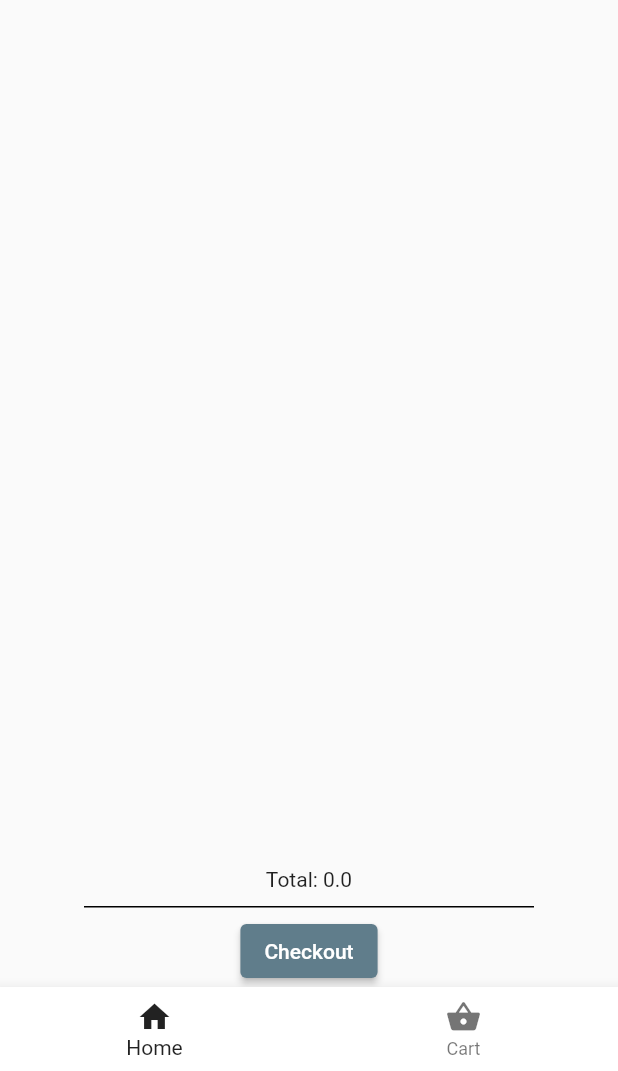
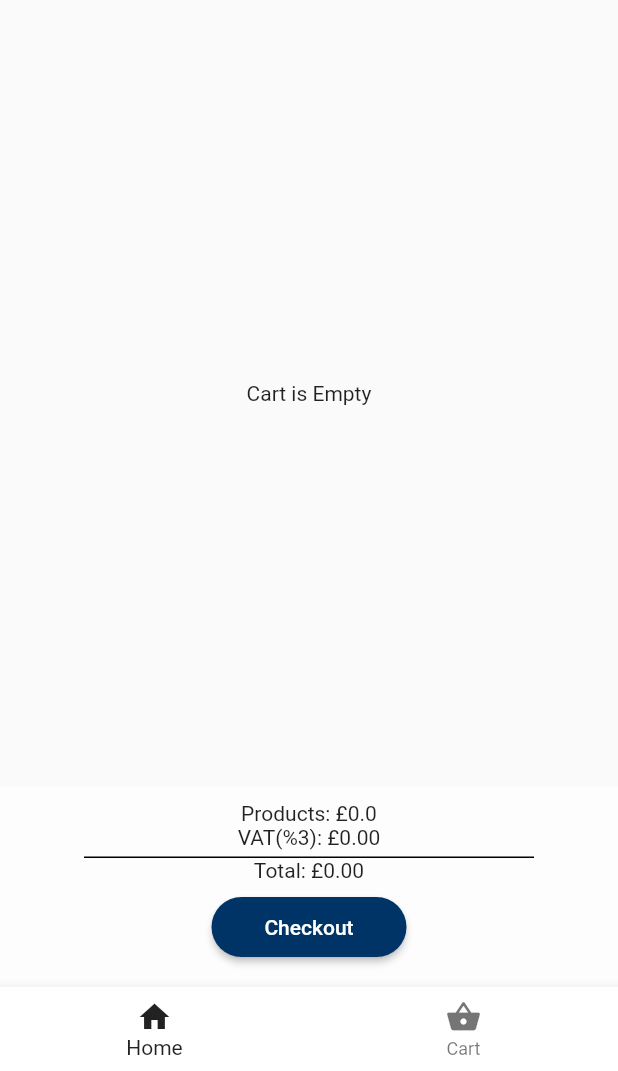
Before and after one commit to rev2023/E-commerce-application, a Flutter app: the CartScreen screen opened by its route, after a tap on "Checkout", on a phone screen of 412 x 824 dp, the part 165-1236 px from its top. Run offline on Flutter 3.47's test engine with Material 2 defaults, Android fonts, the phone set to English and light mode, and no system bars; our stand-ins replace auto_route, dio, flutter_svg, get_it, material_floating_search_bar_2, sqflite; missing offline and left inert: counter_button, currency_symbols; accounts and stored records are empty; network calls fail.

Commit message:
Adding the vat amount to the total cost and refactoring UI to look better

```diff
--- a/lib/provider/cart_provider.dart
+++ b/lib/provider/cart_provider.dart
@@ -10,6 +10,7 @@ class CartProvider extends ChangeNotifier {
   int quantity = 0;
   int size = 8;
   double totalCost = 0;
+  double vatAmount = 0;
 
   Future getItemsInCart() async {
     productList = await cart.readAllEntries();
@@ -21,7 +22,8 @@ class CartProvider extends ChangeNotifier {
     for (Product product in productList) {
       cost += double.parse(product.price.amount);
     }
-    totalCost = cost;
+    vatAmount = 0.03 * cost;
+    totalCost = cost + vatAmount;
   }
   void delete(Product product){
     cart.deleteEntry(int.parse(product.id));
--- a/lib/screens/cart_screen.dart
+++ b/lib/screens/cart_screen.dart
@@ -1,9 +1,9 @@
+import 'package:currency_symbols/currency_symbols.dart';
 import 'package:e_commerce_application/provider/cart_provider.dart';
 import 'package:flutter/cupertino.dart';
 import 'package:flutter/material.dart';
 import 'package:provider/provider.dart';
-
-import '../widgets/custom_app_bar.dart';
+import 'package:e_commerce_application/widgets/custom_app_bar.dart';
 
 class CartScreen extends StatelessWidget {
   final GlobalKey<ScaffoldState> _scaffoldKey = GlobalKey<ScaffoldState>();
@@ -28,12 +28,14 @@ class CartScreen extends StatelessWidget {
           children: [
             Expanded(
               child: Container(
-                child: ListView.builder(
+                child: cartProvider.productList.isEmpty
+                    ? Center(child: Text('Cart is Empty'))
+                    : ListView.builder(
                   itemCount: cartProvider.productList.length,
                   itemBuilder: (context, index) {
                     final product = cartProvider.productList[index];
-                    return cartProvider.productList.isEmpty? CircularProgressIndicator() : Dismissible(
-                      key: ValueKey(product.id), // Use a unique key for each item
+                    return Dismissible(
+                      key: ValueKey(product.id),
                       background: Container(
                         color: Colors.red,
                         alignment: Alignment.centerRight,
@@ -46,11 +48,37 @@ class CartScreen extends StatelessWidget {
                       },
                       child: Padding(
                         padding: const EdgeInsets.all(8.0),
-                        child: ListTile(
-                          leading: Text('${product.name}  (x${product.quantity})\n size: ${product.selectedSize} \n price: ${product.price.amount}',
-                            style: const TextStyle(color: Colors.black87),
+                        child: Card(
+                          elevation: 3,
+                          child: ListTile(
+                            trailing: GestureDetector(onTap:(){cartProvider.productList.removeAt(index);
+                            cartProvider.delete(product);},child: const Icon(Icons.remove_circle)),
+                            contentPadding: const EdgeInsets.all(16.0),
+                            leading: Image.network(product.mainImage),
+                            title: Text(
+                              '${product.name}',
+                              style: const TextStyle(color: Colors.black87, fontWeight: FontWeight.bold),
+                            ),
+                            subtitle: Column(
+                              crossAxisAlignment: CrossAxisAlignment.start,
+                              children: [
+                                Text(
+                                  'Size: ${product.selectedSize}',
+                                  style: const TextStyle(color: Colors.black54),
+                                ),
+                                Text(
+                                  'Quantity: ${product.quantity}',
+                                  style: const TextStyle(color: Colors.black54),
+                                ),
+                                Text(
+                                  'Price: ${cSymbol(
+                                      product.price.currency)}${product.price.amount}',
+                                  style: const TextStyle(color: Colors.black54),
+                                ),
+                              ],
+
+                            ),
                           ),
-                          trailing: Image.network(product.mainImage),
                         ),
                       ),
                     );
@@ -58,14 +86,37 @@ class CartScreen extends StatelessWidget {
                 ),
               ),
             ),
-            Column(
-              children: [
-                Text('Total: ${cartProvider.totalCost.toString()}'),
-                const SizedBox(height: 10,),
-                Container(width: 300,height: 1,color: Colors.black,),
-                const SizedBox(height: 5,),
-                ElevatedButton(onPressed: (){}, style: ButtonStyle(backgroundColor: MaterialStateProperty.all(Colors.blueGrey)), child: Text('Checkout'),)
-              ],
+            Container(
+              color: Colors.white60,
+              width: double.infinity,
+              child: Column(
+                mainAxisAlignment: MainAxisAlignment.end,
+                children: [
+                  SizedBox(height: 10,),
+                  Text('Products: £${cartProvider.totalCost - cartProvider.vatAmount}', style: TextStyle(color: Colors.black87),),
+                  Text('VAT(%3): £${cartProvider.vatAmount.toStringAsFixed(2)}', style: TextStyle(color: Colors.black87),),
+                  const SizedBox(height: 5,),
+                  Container(width: 300,height: 1,color: Colors.black,),
+                  Text('Total: £${cartProvider.totalCost.toStringAsFixed(2)}', style: TextStyle(color: Colors.black87),),
+                  const SizedBox(height: 10,),
+                  SizedBox(
+                    height: 40,
+                    width: 130,
+                    child: ElevatedButton(
+                      onPressed: () {},
+                      style: ButtonStyle(
+                        shape: MaterialStateProperty.all(RoundedRectangleBorder(borderRadius: BorderRadius.all(Radius.circular(20)))),
+                        backgroundColor: MaterialStateProperty.all(const Color(0xFF003366)),
+                      ),
+                      child: Text(
+                        'Checkout',
+                        style: TextStyle(fontSize: 14),
+                      ),
+                    ),
+                  ),
+                  const SizedBox(height: 20,),
+                ],
+              ),
             )
           ],
         ),
```
